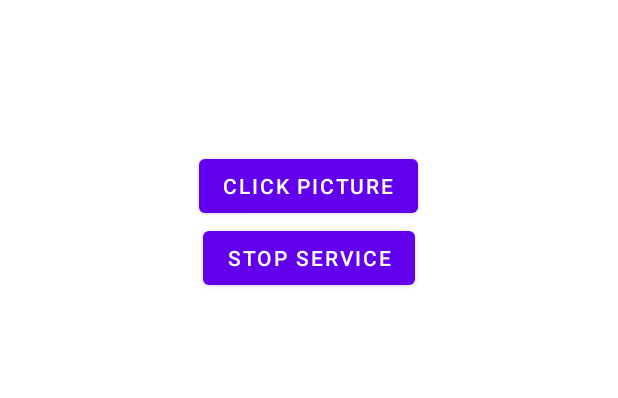
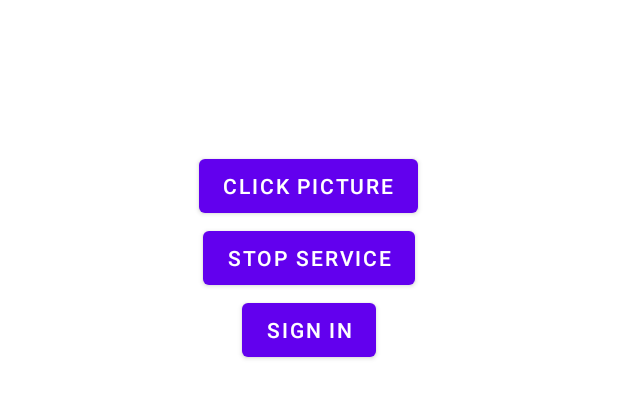
Before and after one commit to shubhamdevgupta/AutoCapture, an Android app: the layout activity_main.xml on its own in the app's theme, with its tools: preview values and no code run, on a phone screen of 412 x 824 dp. Shown: the top 398 px of the screen. Run offline under Robolectric (Android 15) with nearby library versions, the phone set to English and light mode, and no system bars.

Commit message:
fixed changes

```diff
--- a/app/src/main/res/layout/activity_main.xml
+++ b/app/src/main/res/layout/activity_main.xml
@@ -51,6 +51,12 @@
             android:layout_height="wrap_content"
             android:layout_gravity="center"
             android:text="Stop service" />
+        <Button
+            android:id="@+id/btnSignIn"
+            android:layout_width="wrap_content"
+            android:layout_height="wrap_content"
+            android:layout_gravity="center"
+            android:text="Sign in" />
 
     </LinearLayout>
 </androidx.core.widget.NestedScrollView>
```
